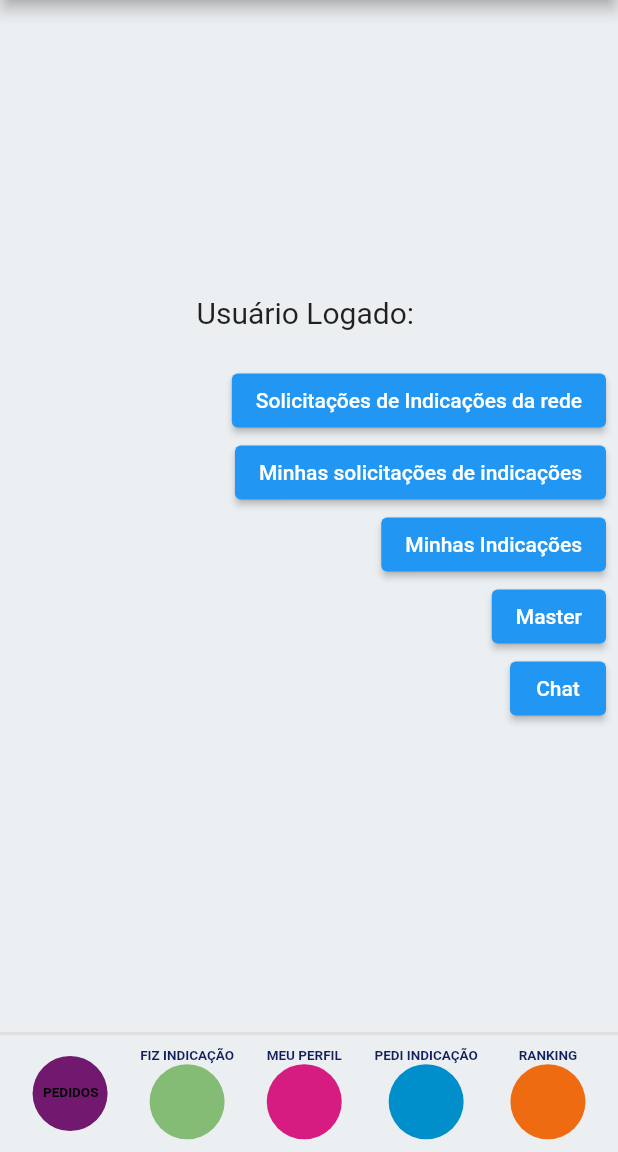
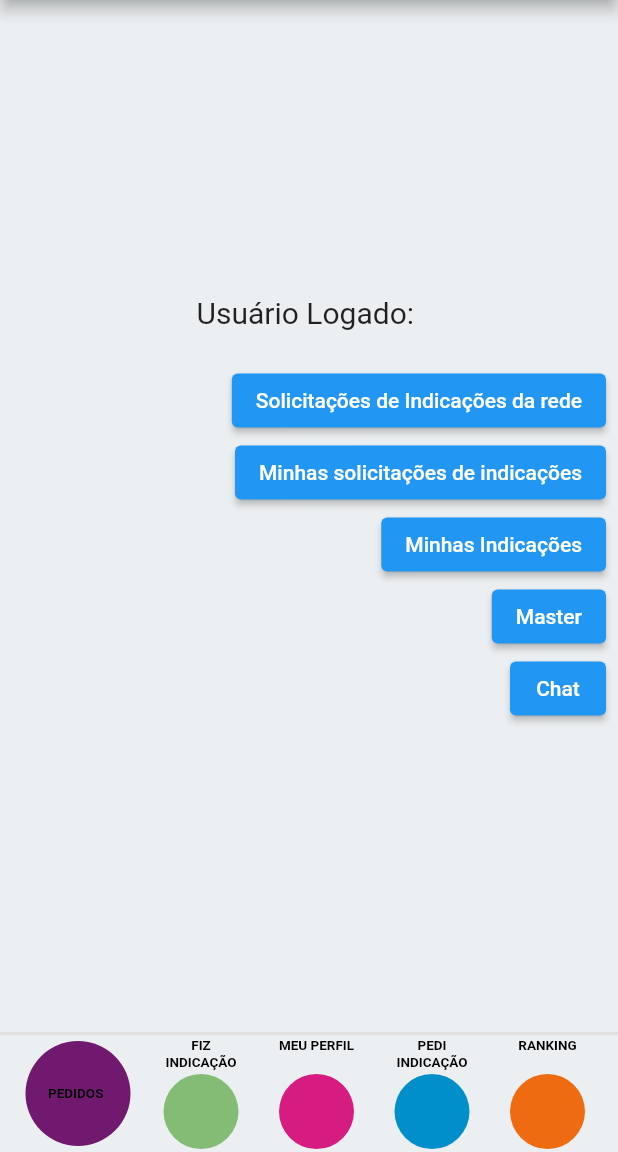
Before and after one commit to robertoshimizu/flutter_auth_bloc, a Flutter app: the Master screen opened directly, on a phone screen of 412 x 824 dp, the part 84-1236 px from its top. Run offline on Flutter 3.47's test engine with Material 2 defaults, Android fonts, the phone set to English and light mode, and no system bars; our stand-ins replace bloc, camera, cloud_firestore, equatable, firebase_auth, firebase_core and 5 more; missing offline and left inert: cpfcnpj; accounts and stored records are empty; statements that could not run were skipped.

Commit message:
align and wrap bottom menu

```diff
--- a/lib/presentation/pages/mock/mock.dart
+++ b/lib/presentation/pages/mock/mock.dart
@@ -145,33 +145,48 @@ class BottomNavigationItem extends StatelessWidget {
   @override
   Widget build(BuildContext context) {
     Color kPrimaryColor = Color(0xFF111F5C);
+    bool doubleChar = text.contains(" ");
+
+    if (text == "meu perfil") {
+      doubleChar = false;
+    }
+    print(doubleChar);
     return selected
         ? GestureDetector(
             onTap: () {
               onPress();
             },
             child: Stack(
+              alignment: AlignmentDirectional.topStart,
               children: [
                 Container(
-                  width: 50.0,
-                  height: 50.0,
+                  width: 70.0,
+                  height: 70.0,
                   decoration: new BoxDecoration(
                     color: color,
                     shape: BoxShape.circle,
                   ),
                 ),
                 Positioned(
-                  child: Text(
+                  child: Container(
+                    width: 55,
+                    child: Wrap(
+                        direction: Axis.horizontal,
+                        alignment: WrapAlignment.center,
+                        children: [
+                          Text(
                             text.toUpperCase(),
-                    softWrap: true,
+                            textAlign: TextAlign.center,
                             style: TextStyle(
                               fontSize: 9,
                               fontWeight: FontWeight.bold,
                               color: Colors.black,
                             ),
                           ),
-                  top: 19,
-                  left: 7,
+                        ]),
+                  ),
+                  top: (doubleChar) ? 23 : 30,
+                  left: 6,
                 )
               ],
             ),
@@ -183,13 +198,23 @@ class BottomNavigationItem extends StatelessWidget {
             child: Column(
               mainAxisAlignment: MainAxisAlignment.center,
               children: [
+                Container(
+                  width: 60,
+                  height: 24,
+                  child: Wrap(
+                      direction: Axis.horizontal,
+                      alignment: WrapAlignment.center,
+                      children: [
                         Text(
                           text.toUpperCase(),
+                          textAlign: TextAlign.center,
                           style: TextStyle(
                             fontSize: 9,
                             fontWeight: FontWeight.bold,
-                    color: kPrimaryColor,
+                            color: Colors.black,
                           ),
+                        ),
+                      ]),
                 ),
                 Container(
                   width: 50.0,
```
Lines whose indentation alone changed are shown as unchanged.
